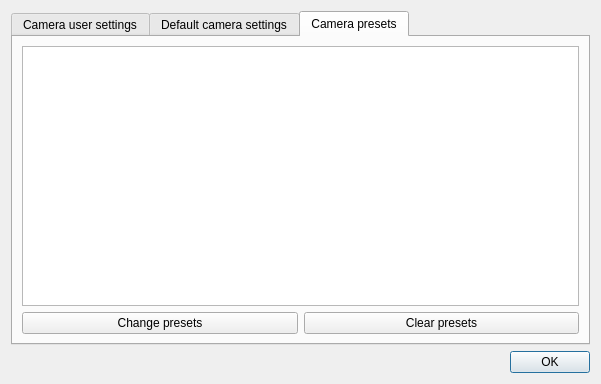
The window that MainProject/gui/fscamerausersettingsdialog.ui (Setig/WebCamForceSettings) describes before a commit, drawn with Qt 5.
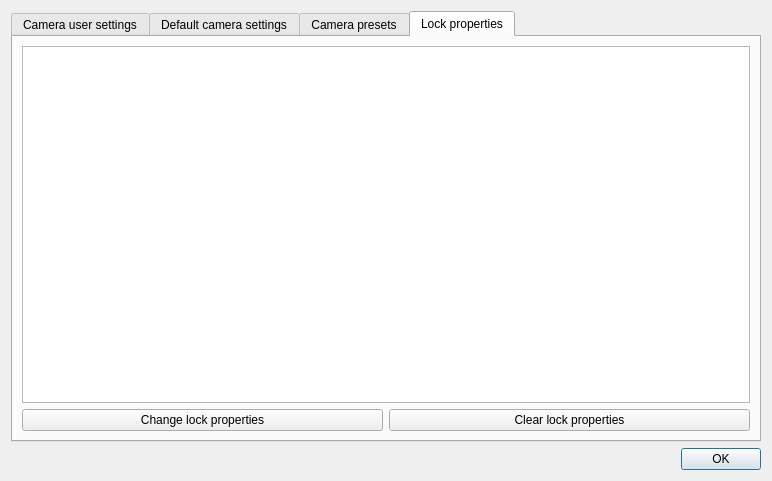
The same window after the commit.

Diff of the .ui file:
```diff
--- a/MainProject/gui/fscamerausersettingsdialog.ui
+++ b/MainProject/gui/fscamerausersettingsdialog.ui
@@ -6,8 +6,8 @@
    <rect>
     <x>0</x>
     <y>0</y>
-    <width>601</width>
-    <height>384</height>
+    <width>772</width>
+    <height>481</height>
    </rect>
   </property>
   <property name="windowTitle">
@@ -17,7 +17,7 @@
    <item row="0" column="0">
     <widget class="QTabWidget" name="tabWidget">
      <property name="currentIndex">
-      <number>2</number>
+      <number>3</number>
      </property>
      <widget class="QWidget" name="tabCameraUserSettings">
       <attribute name="title">
@@ -120,6 +120,30 @@
        </item>
       </layout>
      </widget>
+     <widget class="QWidget" name="tabLockProperties">
+      <attribute name="title">
+       <string>Lock properties</string>
+      </attribute>
+      <layout class="QGridLayout" name="gridLayout_2">
+       <item row="1" column="0">
+        <widget class="QPushButton" name="pushButtonChangeLockProperties">
+         <property name="text">
+          <string>Change lock properties</string>
+         </property>
+        </widget>
+       </item>
+       <item row="1" column="1">
+        <widget class="QPushButton" name="pushButtonClearLockProperties">
+         <property name="text">
+          <string>Clear lock properties</string>
+         </property>
+        </widget>
+       </item>
+       <item row="0" column="0" colspan="2">
+        <widget class="QTreeView" name="treeViewLockProperties"/>
+       </item>
+      </layout>
+     </widget>
     </widget>
    </item>
    <item row="1" column="0">
```
